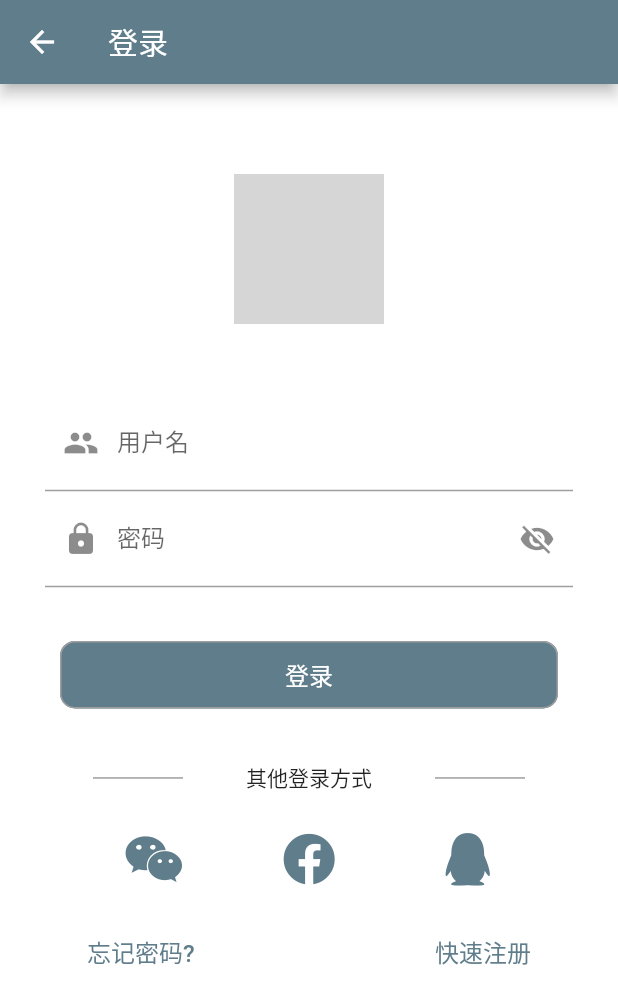
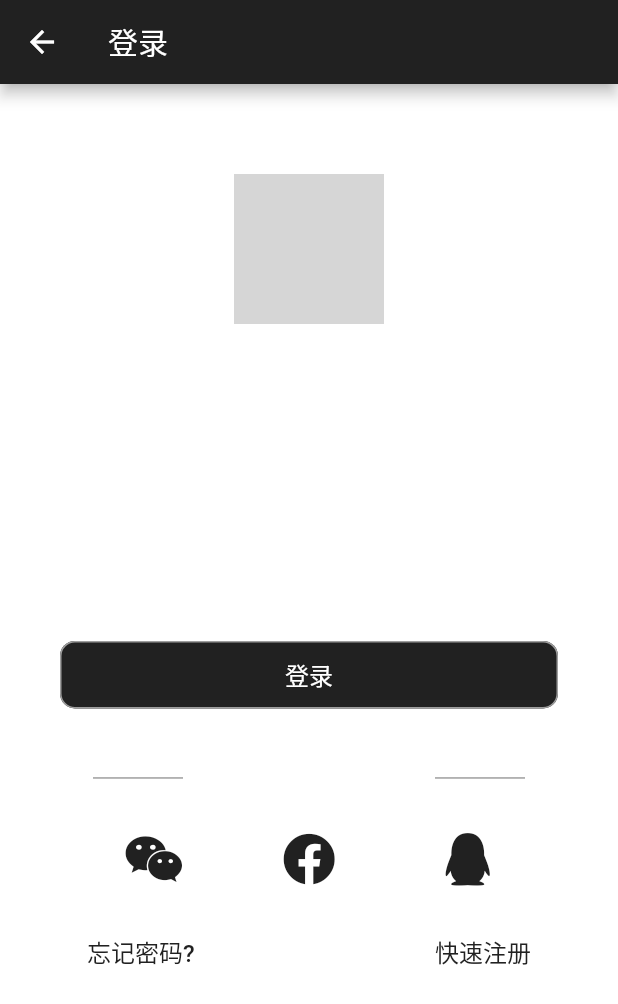
Before and after one commit to wch93/photo_diary, a Flutter app: the screen it shows after launch, scrolled down 576 dp, after a tap on the "add" icon, on a phone screen of 412 x 824 dp. Shown: the top 1004 px of the screen. Run offline on Flutter 3.47's test engine with Material 2 defaults, Android fonts, the phone set to English and light mode, and no system bars; our stand-ins replace dio, flutter_screenutil, font_awesome_flutter, shared_preferences, transparent_image; network calls fail; statements that could not run were skipped; grey boxes are pictures that could not be loaded.

Commit message:
完成darkmode切换

```diff
--- a/lib/main.dart
+++ b/lib/main.dart
@@ -19,20 +19,13 @@ class MyApp extends StatefulWidget {
 
 class _MyAppState<T extends ChangeNotifier> extends State<MyApp> {
   @override
-  void initState() {
-    super.initState();
-  }
-
-  @override
   Widget build(BuildContext context) {
-    return MultiProvider(
-      providers: [
-        ListenableProvider<Settings>.value(value: Settings.settings),
-      ],
-      child: Consumer<Settings>(
-        builder: (BuildContext context, settings, _) {
+    return ChangeNotifierProvider(
+      create: (_) => ThemeNotifier(),
+      child: Consumer<ThemeNotifier>(
+        builder: (context, notifier, child) {
           return MaterialApp(
-            theme: settings.currentTheme,
+            theme: notifier.darkTheme ? dark : light,
             home: MyHomePage(),
             routes: {
               SignUpPage.routeName: (context) => SignUpPage(),
--- a/lib/pages/home.dart
+++ b/lib/pages/home.dart
@@ -44,18 +44,14 @@ class _MyHomePageState extends State<MyHomePage>
   Widget build(BuildContext context) {
     return DefaultTabController(
       length: tabs.length,
-      child: MultiProvider(
-        providers: [
-          ListenableProvider<Settings>.value(value: Settings.settings),
-        ],
-        child: Consumer<Settings>(
-          builder: (BuildContext context, settings, _) {
+      child: Consumer<ThemeNotifier>(
+        builder: (BuildContext context, notifier, child) {
           return Scaffold(
             floatingActionButton: SafeArea(
               child: Container(
                 margin: EdgeInsets.fromLTRB(0, 0, 20, 20),
                 child: FloatingActionButton(
-                    backgroundColor: settings.currentTheme.primaryColor,
+                  // backgroundColor: settings.currentTheme.primaryColor,
                   foregroundColor: Colors.white,
                   child: Icon(Icons.add, size: 30),
                   onPressed: () {
@@ -81,7 +77,7 @@ class _MyHomePageState extends State<MyHomePage>
                 IconButton(
                     icon: Icon(Icons.settings_brightness_outlined),
                     onPressed: () {
-                        settings.changeBrightness();
+                      notifier.toggleTheme();
                     })
               ],
             ),
@@ -156,7 +152,6 @@ class _MyHomePageState extends State<MyHomePage>
           );
         },
       ),
-      ),
     );
   }
 }
--- a/lib/util/provider.dart
+++ b/lib/util/provider.dart
@@ -1,56 +1,48 @@
 import 'package:flutter/material.dart';
-import 'package:photodiary/util/const.dart';
-import 'package:photodiary/util/util.dart';
+import 'package:shared_preferences/shared_preferences.dart';
 
-class Settings with ChangeNotifier {
-  static Settings settings = Settings();
+ThemeData light = ThemeData(
+    brightness: Brightness.light,
+    primarySwatch: Colors.indigo,
+    accentColor: Colors.pink,
+    scaffoldBackgroundColor: Color(0xfff1f1f1));
 
-  ThemeData _currentTheme;
-  get currentTheme => _currentTheme;
+ThemeData dark = ThemeData(
+  brightness: Brightness.dark,
+  primarySwatch: Colors.indigo,
+  accentColor: Colors.pink,
+);
 
-  ThemeData _themeLight = ThemeData(
-    navigationRailTheme: NavigationRailThemeData(
-      backgroundColor: Colors.transparent,
-    ),
-    // brightness: Brightness.dark,
-    // primaryColorBrightness: Brightness.dark,
-    highlightColor: Colors.transparent,
-    splashColor: Colors.transparent,
-    primaryColor: Colors.blueGrey,
-    brightness: Brightness.light,
-  );
+class ThemeNotifier extends ChangeNotifier {
+  final String key = "theme";
+  SharedPreferences _pref;
+  bool _darkTheme;
+  bool get darkTheme => _darkTheme;
 
-  ThemeData _themeDark = ThemeData(
-    navigationRailTheme: NavigationRailThemeData(
-      backgroundColor: Colors.transparent,
-    ),
-    // brightness: Brightness.dark,
-    // primaryColorBrightness: Brightness.dark,
-    highlightColor: Colors.transparent,
-    splashColor: Colors.transparent,
-    brightness: Brightness.dark,
-  );
+  // _initPref() is to iniliaze  the _pref variable
+  _initPrefs() async {
+    if (_pref == null) _pref = await SharedPreferences.getInstance();
+  }
+
+  _loadFromPrefs() async {
+    await _initPrefs();
+    _darkTheme = _pref.getBool(key) ?? true;
+    notifyListeners();
+  }
+
+  _saveToPrefs() async {
+    await _initPrefs();
+    _pref.setBool(key, _darkTheme);
+  }
 
   // 构造函数初始化主题
-  Settings() {
-    if (PhotoUtil.getBool(Constants.darkMode) == false) {
-      _currentTheme = _themeLight;
-    } else if (PhotoUtil.getBool(Constants.darkMode) == true) {
-      _currentTheme = _themeDark;
-    } else {
-      _currentTheme = _themeLight;
-    }
+  ThemeNotifier() {
+    _darkTheme = false;
+    _loadFromPrefs(); // add this line
   }
-
-  // 暗黑模式和亮色模式切换
-  void changeBrightness() {
-    if (_currentTheme == _themeLight) {
-      _currentTheme = _themeDark;
-      PhotoUtil.setBool(Constants.darkMode, true);
-    } else {
-      _currentTheme = _themeLight;
-      PhotoUtil.setBool(Constants.darkMode, false);
-    }
+  toggleTheme() {
+    _darkTheme = !_darkTheme;
+    _saveToPrefs();
     notifyListeners();
   }
 }
```
Also changed, not shown: lib/util/util.dart (+0 -30 lines). Lines whose indentation alone changed are shown as unchanged.
